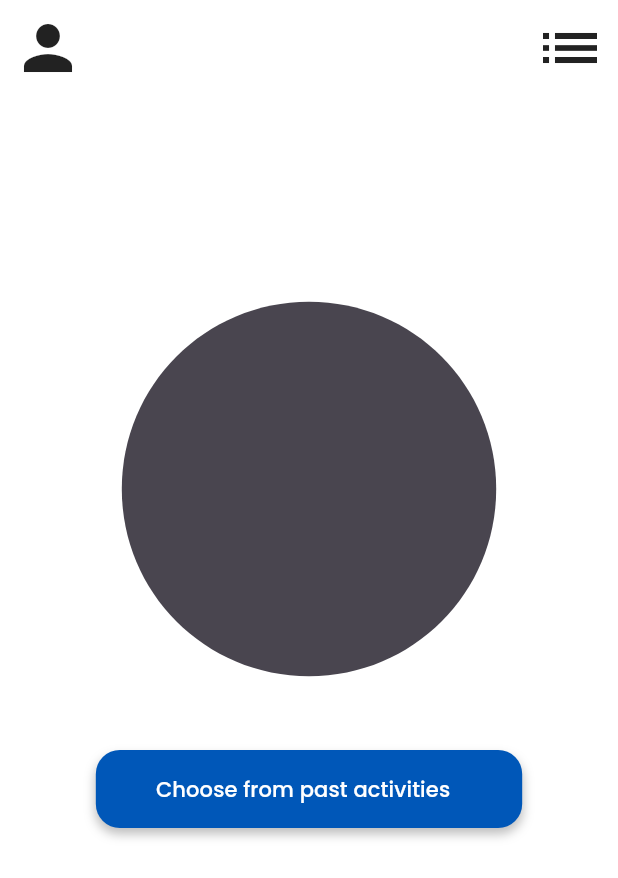
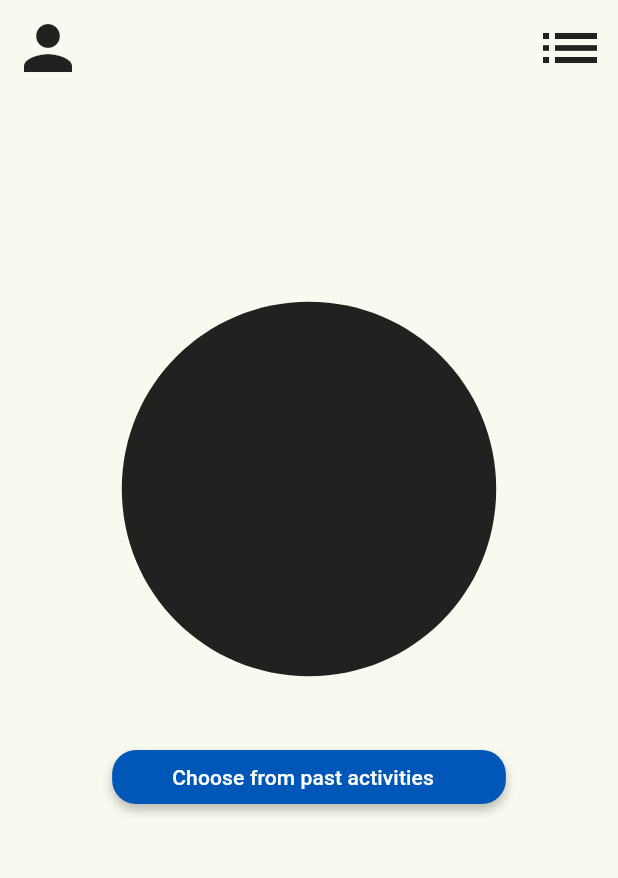
Before and after one commit to ssary/hackaTUM, a Flutter app: the screen it shows after launch, on a phone screen of 412 x 824 dp. Shown: the top 878 px of the screen. Run offline on Flutter 3.47's test engine with Material 3 defaults, Android fonts, the light colour scheme and no system bars; our stand-ins replace go_router, google_fonts; missing offline and left inert: flutter_form_kit; Roboto replaces fonts that are missing (Sora_500).

Commit message:
insert theme

```diff
--- a/frontend/lib/app.dart
+++ b/frontend/lib/app.dart
@@ -22,7 +22,7 @@
       supportedLocales: const [
         Locale('de', 'DE'),
       ],
-      theme: AppTheme.lightTheme,
+      theme: AppTheme().lightTheme,
       routerDelegate: AppRouting.router.routerDelegate,
       routeInformationParser: AppRouting.router.routeInformationParser,
       routeInformationProvider: AppRouting.router.routeInformationProvider,
--- a/frontend/lib/theme/default_theme.dart
+++ b/frontend/lib/theme/default_theme.dart
@@ -1,117 +1,309 @@
 import 'package:flutter/material.dart';
-import 'package:frontend/constants/app_spacing.dart';
-import 'colors.dart';
-import 'typography.dart';
 
 class AppTheme {
-  static ThemeData get lightTheme {
+  ThemeData get lightTheme {
     return ThemeData(
-      // Set the primary color
-      primaryColor: AppColors.primaryColor,
-      scaffoldBackgroundColor: Colors.white,
-      canvasColor: Colors.white,
-
-      // AppBar theme
+      useMaterial3: true,
+      brightness: Brightness.light,
+      visualDensity: VisualDensity.compact,
+      colorScheme: const ColorScheme(
+        background: Color(0xFFF9FAEF),
+        brightness: Brightness.light,
+        error: Color(0xFFBA1A1A),
+        errorContainer: Color(0xFFFFDAD6),
+        inversePrimary: Color(0xFFADD28E),
+        inverseSurface: Color(0xFF2E312A),
+        onBackground: Color(0xFF191D16),
+        onError: Color(0xFFFFFFFF),
+        onErrorContainer: Color(0xFF410002),
+        onInverseSurface: Color(0xFFF0F2E7),
+        onPrimary: Color(0xFFFFFFFF),
+        onPrimaryContainer: Color(0xFF0B2000),
+        onSecondary: Color(0xFFFFFFFF),
+        onSecondaryContainer: Color(0xFF310048),
+        onSurface: Color(0xFF191D16),
+        onSurfaceVariant: Color(0xFF44483E),
+        onTertiary: Color(0xFFFFFFFF),
+        onTertiaryContainer: Color(0xFF002020),
+        outline: Color(0xFF74796D),
+        outlineVariant: Color(0xFFC4C8BB),
+        primary: Color(0xFF59803C),
+        primaryContainer: Color(0xFFBCF293),
+        scrim: Color(0xFF000000),
+        secondary: Color(0xFF6A5373),
+        secondaryContainer: Color(0xFFF7D9FF),
+        shadow: Color(0xFF000000),
+        surface: Color(0xFFF9FAEF),
+        surfaceContainerHighest: Color(0xFFE2E3D9),
+        surfaceTint: Color(0xFF47672F),
+        tertiary: Color(0xFF386665),
+        tertiaryContainer: Color(0xFFBBECEA),
+      ),
       appBarTheme: const AppBarTheme(
-        color: AppColors.primaryColor,
-        elevation: 0,
-        iconTheme: IconThemeData(color: Colors.white),
+        titleTextStyle: TextStyle(
+          color: Color(0xFFFFFFFF),
+          fontFamily: 'Roboto',
+          fontSize: 24,
+          fontWeight: FontWeight.w400,
+          letterSpacing: 0,
         ),
-
-      // Text theme
-      textTheme: AppTypography.textTheme,
-
-      // Button theme
-      elevatedButtonTheme: ElevatedButtonThemeData(
-        style: ElevatedButton.styleFrom(
-          foregroundColor: AppColors.primaryColor, // Background color
-          textStyle: const TextStyle(color: Colors.white), // Text color
-          padding: const EdgeInsets.symmetric(
-              vertical: Spacing.p8, horizontal: Spacing.p24),
-          shape: RoundedRectangleBorder(
-            borderRadius: BorderRadius.circular(8.0),
+        toolbarTextStyle: TextStyle(
+          color: Color(0xFFFFFFFF),
+          fontFamily: 'Roboto',
+          fontSize: 14,
+          fontWeight: FontWeight.w500,
+          letterSpacing: 1.25,
         ),
       ),
+      bottomNavigationBarTheme: const BottomNavigationBarThemeData(
+        selectedLabelStyle: TextStyle(
+          color: Color(0xFFFFFFFF),
+          fontFamily: 'Roboto',
+          fontSize: 14,
+          fontWeight: FontWeight.w500,
+          letterSpacing: 1.25,
         ),
-
-      // Input field decoration theme
-      inputDecorationTheme: InputDecorationTheme(
-        filled: true,
-        fillColor: AppColors.lightGray,
-        contentPadding: const EdgeInsets.symmetric(
-            vertical: Spacing.p16, horizontal: Spacing.p8),
-        border: OutlineInputBorder(
-          borderRadius: BorderRadius.circular(Spacing.p8),
-          borderSide: BorderSide.none,
-        ),
-        focusedBorder: OutlineInputBorder(
-          borderRadius: BorderRadius.circular(Spacing.p8),
-          borderSide:
-              const BorderSide(color: AppColors.primaryColor, width: 1.5),
+        unselectedLabelStyle: TextStyle(
+          color: Color(0xFFFFFFFF),
+          fontFamily: 'Roboto',
+          fontSize: 14,
+          fontWeight: FontWeight.w500,
+          letterSpacing: 1.25,
         ),
       ),
-
-      // Card theme
-      cardTheme: CardTheme(
-        color: Colors.white,
-        shadowColor: Colors.grey.withOpacity(0.2),
-        elevation: 4,
-        margin:
-            const EdgeInsets.symmetric(vertical: Spacing.p8, horizontal: 16),
+      buttonTheme: ButtonThemeData(
+        alignedDropdown: false,
+        height: 36,
+        layoutBehavior: ButtonBarLayoutBehavior.padded,
+        minWidth: 88,
+        padding: const EdgeInsets.symmetric(horizontal: 16),
         shape: RoundedRectangleBorder(
-          borderRadius: BorderRadius.circular(12),
+          borderRadius: BorderRadius.circular(2),
+        ),
+        textTheme: ButtonTextTheme.normal,
+      ),
+      canvasColor: const Color(0xFFF9FAEF),
+      cardColor: const Color(0xFFF9FAEF),
+      dialogBackgroundColor: const Color(0xFFF9FAEF),
+      disabledColor: const Color(0x61000000),
+      dividerColor: const Color(0x1F191D16),
+      focusColor: const Color(0x1F000000),
+      highlightColor: const Color(0x66BCBCBC),
+      hintColor: const Color(0x99000000),
+      hoverColor: const Color(0x0A000000),
+      iconTheme: const IconThemeData(
+        color: Color(0xDD000000),
+      ),
+      indicatorColor: const Color(0xFFFFFFFF),
+      primaryColor: const Color(0xFF59803C),
+      primaryColorDark: const Color(0xFF1976D2),
+      primaryColorLight: const Color(0xFFBBDEFB),
+      primaryIconTheme: const IconThemeData(
+        color: Color(0xFFFFFFFF),
+      ),
+      scaffoldBackgroundColor: const Color(0xFFF9FAEF),
+      secondaryHeaderColor: const Color(0xFFE3F2FD),
+      shadowColor: const Color(0xFF000000),
+      splashColor: const Color(0x66C8C8C8),
+      splashFactory: InkRipple.splashFactory,
+      textTheme: const TextTheme(
+        bodyLarge: TextStyle(
+          color: Color(0xFF191D16),
+          fontFamily: 'Sora_regular',
+          fontSize: 16,
+          fontWeight: FontWeight.w400,
+          letterSpacing: 0.5,
+        ),
+        bodyMedium: TextStyle(
+          color: Color(0xFF191D16),
+          fontFamily: 'Sora_regular',
+          fontSize: 14,
+          fontWeight: FontWeight.w400,
+          letterSpacing: 0.25,
+        ),
+        bodySmall: TextStyle(
+          color: Color(0xFF191D16),
+          fontFamily: 'Sora_regular',
+          fontSize: 12,
+          fontWeight: FontWeight.w400,
+          letterSpacing: 0.4,
+        ),
+        displayLarge: TextStyle(
+          color: Color(0xFF191D16),
+          fontFamily: 'Sora_300',
+          fontSize: 96,
+          fontWeight: FontWeight.w300,
+          letterSpacing: -1.5,
+        ),
+        displayMedium: TextStyle(
+          color: Color(0xFF191D16),
+          fontFamily: 'Sora_300',
+          fontSize: 60,
+          fontWeight: FontWeight.w300,
+          letterSpacing: -0.5,
+        ),
+        displaySmall: TextStyle(
+          color: Color(0xFF191D16),
+          fontFamily: 'Sora_regular',
+          fontSize: 48,
+          fontWeight: FontWeight.w400,
+          letterSpacing: 0,
+        ),
+        headlineLarge: TextStyle(
+          color: Color(0xFF191D16),
+          fontFamily: 'Sora_regular',
+          fontSize: 40,
+          fontWeight: FontWeight.w400,
+          letterSpacing: 0.25,
+        ),
+        headlineMedium: TextStyle(
+          color: Color(0xFF191D16),
+          fontFamily: 'Sora_regular',
+          fontSize: 34,
+          fontWeight: FontWeight.w400,
+          letterSpacing: 0.25,
+        ),
+        headlineSmall: TextStyle(
+          color: Color(0xFF191D16),
+          fontFamily: 'Sora_regular',
+          fontSize: 24,
+          fontWeight: FontWeight.w400,
+          letterSpacing: 0,
+        ),
+        labelLarge: TextStyle(
+          color: Color(0xFF191D16),
+          fontFamily: 'Sora_500',
+          fontSize: 14,
+          fontWeight: FontWeight.w500,
+          letterSpacing: 1.25,
+        ),
+        labelMedium: TextStyle(
+          color: Color(0xFF191D16),
+          fontFamily: 'Sora_regular',
+          fontSize: 11,
+          fontWeight: FontWeight.w400,
+          letterSpacing: 1.5,
+        ),
+        labelSmall: TextStyle(
+          color: Color(0xFF191D16),
+          fontFamily: 'Sora_regular',
+          fontSize: 10,
+          fontWeight: FontWeight.w400,
+          letterSpacing: 1.5,
+        ),
+        titleLarge: TextStyle(
+          color: Color(0xFF191D16),
+          fontFamily: 'Sora_500',
+          fontSize: 20,
+          fontWeight: FontWeight.w500,
+          letterSpacing: 0.15,
+        ),
+        titleMedium: TextStyle(
+          color: Color(0xFF191D16),
+          fontFamily: 'Sora_regular',
+          fontSize: 16,
+          fontWeight: FontWeight.w400,
+          letterSpacing: 0.15,
+        ),
+        titleSmall: TextStyle(
+          color: Color(0xFF191D16),
+          fontFamily: 'Sora_500',
+          fontSize: 14,
+          fontWeight: FontWeight.w500,
+          letterSpacing: 0.1,
         ),
       ),
-      bottomNavigationBarTheme: BottomNavigationBarThemeData(
-        selectedItemColor: AppColors.primaryColor,
-        unselectedItemColor: Colors.black,
-        selectedLabelStyle: AppTypography.textTheme.displaySmall,
-        unselectedLabelStyle: AppTypography.textTheme.displaySmall,
-        showUnselectedLabels: true,
+      primaryTextTheme: const TextTheme(
+        bodyLarge: TextStyle(
+          color: Color(0xFFF9FAEF),
+          fontFamily: '.AppleSystemUIFont',
         ),
-
-      dropdownMenuTheme: DropdownMenuThemeData(
-        inputDecorationTheme: InputDecorationTheme(
-          filled: true,
-          fillColor: AppColors.primaryColor.withOpacity(0.1),
-          hintStyle: AppTypography.textTheme.headlineSmall!.copyWith(
-            color: const Color.fromRGBO(117, 117, 117, 1),
+        bodyMedium: TextStyle(
+          color: Color(0xFFF9FAEF),
+          fontFamily: '.AppleSystemUIFont',
         ),
-          labelStyle: AppTypography.textTheme.headlineSmall,
-          contentPadding: const EdgeInsets.symmetric(
-            vertical: Spacing.p16,
-            horizontal: Spacing.p8,
+        bodySmall: TextStyle(
+          color: Color(0xFFF9FAEF),
+          fontFamily: '.AppleSystemUIFont',
         ),
-          border: OutlineInputBorder(
-            borderRadius: BorderRadius.circular(Spacing.p8),
-            borderSide: const BorderSide(
-              color: AppColors.primaryColor,
-              width: 1.5,
+        displayLarge: TextStyle(
+          color: Color(0xFFF9FAEF),
+          fontFamily: '.AppleSystemUIFont',
+        ),
+        displayMedium: TextStyle(
+          color: Color(0xFFF9FAEF),
+          fontFamily: '.AppleSystemUIFont',
+        ),
+        displaySmall: TextStyle(
+          color: Color(0xFFF9FAEF),
+          fontFamily: '.AppleSystemUIFont',
+        ),
+        headlineLarge: TextStyle(
+          color: Color(0xFFF9FAEF),
+          fontFamily: '.AppleSystemUIFont',
+        ),
+        headlineMedium: TextStyle(
+          color: Color(0xFFF9FAEF),
+          fontFamily: '.AppleSystemUIFont',
+        ),
+        headlineSmall: TextStyle(
+          color: Color(0xFFF9FAEF),
+          fontFamily: '.AppleSystemUIFont',
+        ),
+        labelLarge: TextStyle(
+          color: Color(0xFFF9FAEF),
+          fontFamily: '.AppleSystemUIFont',
+        ),
+        labelMedium: TextStyle(
+          color: Color(0xFFF9FAEF),
+          fontFamily: '.AppleSystemUIFont',
+        ),
+        labelSmall: TextStyle(
+          color: Color(0xFFF9FAEF),
+          fontFamily: '.AppleSystemUIFont',
+        ),
+        titleLarge: TextStyle(
+          color: Color(0xFFF9FAEF),
+          fontFamily: '.AppleSystemUIFont',
+        ),
+        titleMedium: TextStyle(
+          color: Color(0xFFF9FAEF),
+          fontFamily: '.AppleSystemUIFont',
+        ),
+        titleSmall: TextStyle(
+          color: Color(0xFFF9FAEF),
+          fontFamily: '.AppleSystemUIFont',
         ),
       ),
-          focusedBorder: OutlineInputBorder(
-            borderRadius: BorderRadius.circular(Spacing.p8),
-            borderSide: const BorderSide(
-              color: AppColors.primaryColor,
-              width: 1.5,
+      tabBarTheme: const TabBarTheme(
+        labelStyle: TextStyle(
+          color: Color(0xFFFFFFFF),
+          fontFamily: 'Roboto',
+          fontSize: 14,
+          fontWeight: FontWeight.w500,
+          letterSpacing: 0.1,
+        ),
+        unselectedLabelStyle: TextStyle(
+          color: Color(0xFFFFFFFF),
+          fontFamily: 'Roboto',
+          fontSize: 14,
+          fontWeight: FontWeight.w500,
+          letterSpacing: 0.1,
         ),
       ),
+      typography: Typography.material2021(platform: TargetPlatform.iOS),
+      applyElevationOverlayColor: false,
+      platform: TargetPlatform.macOS,
+      unselectedWidgetColor: const Color(0x8A000000),
+      inputDecorationTheme: const InputDecorationTheme(
+        alignLabelWithHint: false,
+        filled: false,
+        floatingLabelAlignment: FloatingLabelAlignment.start,
+        floatingLabelBehavior: FloatingLabelBehavior.auto,
+        isCollapsed: false,
+        isDense: false,
       ),
-        menuStyle: MenuStyle(
-          backgroundColor: WidgetStateProperty.all(AppColors.lightGray),
-          surfaceTintColor: WidgetStateProperty.all(AppColors.lightGray),
-          elevation: WidgetStateProperty.all(4.0),
-          padding: WidgetStateProperty.all(
-            const EdgeInsets.symmetric(
-                vertical: Spacing.p8, horizontal: Spacing.p8),
-          ),
-          shape: WidgetStateProperty.all(
-            RoundedRectangleBorder(
-              borderRadius: BorderRadius.circular(Spacing.p8),
-            ),
-          ),
-        ),
-      ),
+      materialTapTargetSize: MaterialTapTargetSize.shrinkWrap,
     );
   }
 }
```
Lines whose indentation alone changed are shown as unchanged.
